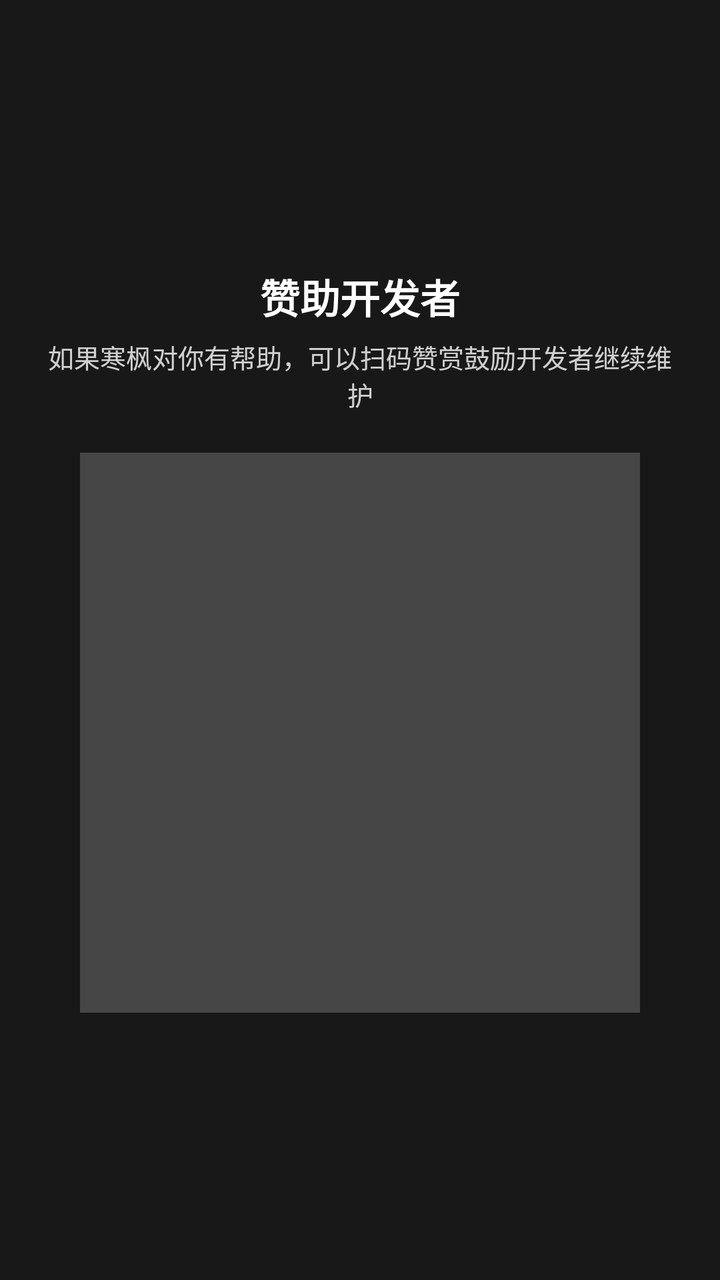
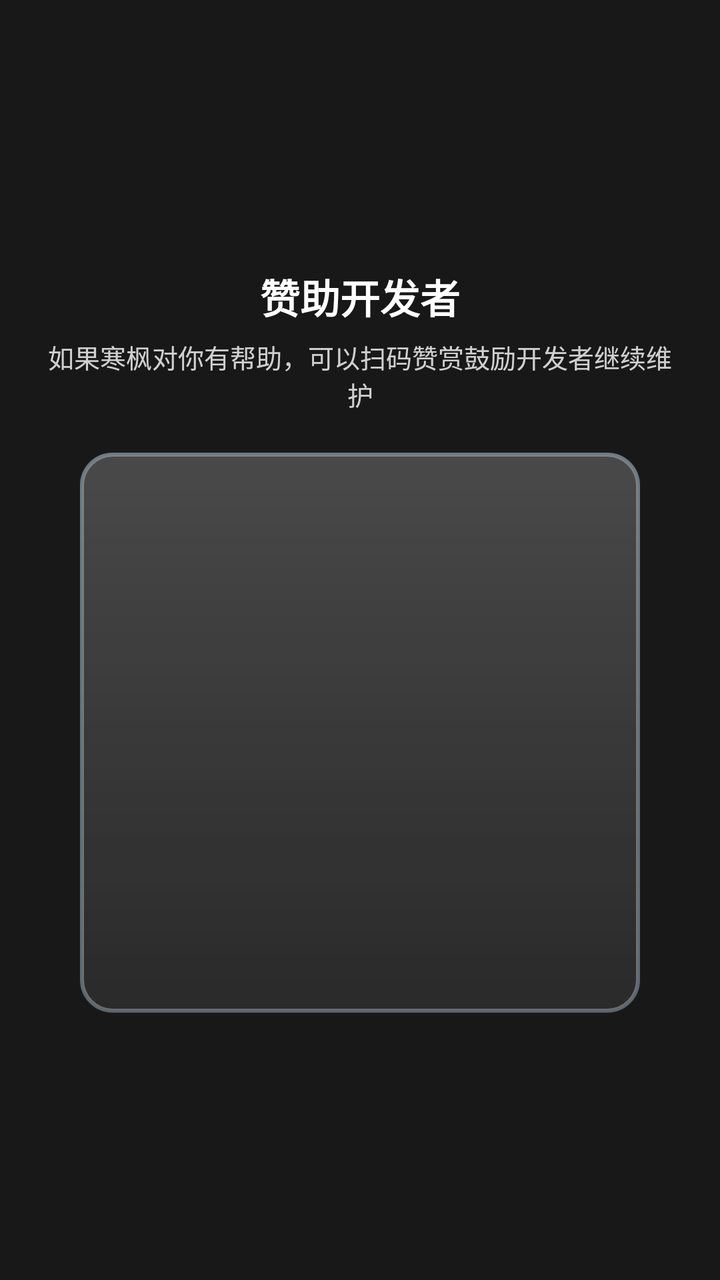

The first picture is an Android layout as it rendered before a commit; the second is the same layout after the commit. The layout source and the unified diff follow.
<!-- AndroidManifest.xml: application theme Theme.HanFengAdBlock -->
<!-- res/layout/activity_reward.xml -->
<?xml version="1.0" encoding="utf-8"?>
<FrameLayout xmlns:android="http://schemas.android.com/apk/res/android"
    android:id="@+id/rewardRoot"
    android:layout_width="match_parent"
    android:layout_height="match_parent"
    android:background="#E6000000">

    <LinearLayout
        android:layout_width="match_parent"
        android:layout_height="wrap_content"
        android:layout_gravity="center"
        android:orientation="vertical"
        android:padding="24dp">

        <TextView
            android:layout_width="match_parent"
            android:layout_height="wrap_content"
            android:gravity="center"
            android:text="赞助开发者"
            android:textColor="#FFFFFFFF"
            android:textSize="20sp"
            android:textStyle="bold" />

        <TextView
            android:layout_width="match_parent"
            android:layout_height="wrap_content"
            android:layout_marginTop="6dp"
            android:gravity="center"
            android:text="如果寒枫对你有帮助，可以扫码赞赏鼓励开发者继续维护"
            android:textColor="#CCFFFFFF"
            android:textSize="13sp" />

        <ImageView
            android:id="@+id/imgReward"
            android:layout_width="280dp"
            android:layout_height="280dp"
            android:layout_gravity="center"
            android:layout_marginTop="20dp"
            android:background="#33FFFFFF"
            android:contentDescription="赞赏码"
            android:padding="8dp"
            android:scaleType="fitCenter" />

        <TextView
            android:id="@+id/txtRewardHint"
            android:layout_width="match_parent"
            android:layout_height="wrap_content"
            android:layout_marginTop="10dp"
            android:gravity="center"
            android:text="未放入赞赏码：请把 reward_qr.png 放到 app/src/main/assets/custom/"
            android:textColor="#99FFFFFF"
            android:textSize="11sp"
            android:visibility="gone" />

    </LinearLayout>

</FrameLayout>
<!-- resources referenced by this layout -->
<resources>
  <style name="Widget.HanFeng.MaterialButton" parent="Widget.Material3.Button">
          <item name="android:background">@drawable/bg_panel</item>
          <item name="backgroundTint">@color/hf_surface</item>
          <item name="strokeColor">@color/hf_border</item>
          <item name="strokeWidth">1dp</item>
          <item name="android:textColor">@color/hf_text_primary</item>
          <item name="android:textAllCaps">false</item>
          <item name="cornerRadius">16dp</item>
      </style>
  <style name="ThemeOverlay.HanFeng.AppCompatDialog" parent="ThemeOverlay.AppCompat.Dialog.Alert">
          <item name="android:windowBackground">@drawable/bg_dialog_window</item>
          <item name="android:colorBackground">@color/hf_surface_elevated</item>
          <item name="colorAccent">@color/hf_brand_primary</item>
          <item name="android:textColorPrimary">@color/hf_text_primary</item>
          <item name="android:textColorSecondary">@color/hf_text_secondary</item>
      </style>
  <!-- drawable bg_panel (drawable) -->
  <?xml version="1.0" encoding="utf-8"?>
  <shape xmlns:android="http://schemas.android.com/apk/res/android">
      <solid android:color="@color/hf_surface" />
      <corners android:radius="16dp" />
      <stroke
          android:width="1dp"
          android:color="@color/hf_border" />
  </shape>
  <color name="hf_border">#33000000</color>
  <!-- drawable bg_dialog_window (drawable) -->
  <?xml version="1.0" encoding="utf-8"?>
  <layer-list xmlns:android="http://schemas.android.com/apk/res/android">
      
      <item>
          <shape android:shape="rectangle">
              <solid android:color="@color/hf_shadow" />
              <corners android:radius="22dp" />
              <padding
                  android:left="0dp"
                  android:top="2dp"
                  android:right="0dp"
                  android:bottom="0dp" />
          </shape>
      </item>
      
      <item android:left="0dp" android:top="0dp" android:right="0dp" android:bottom="2dp">
          <shape android:shape="rectangle">
              <solid android:color="@color/hf_surface_elevated" />
              <corners android:radius="20dp" />
              <stroke android:width="0.5dp" android:color="@color/hf_border_subtle" />
          </shape>
      </item>
  </layer-list>
  <color name="hf_surface_elevated">#FFFFFFFF</color>
  <color name="hf_shadow">#14000000</color>
  <color name="hf_border_subtle">#1A000000</color>
  <!-- unchanged entries left out for length: 9 -->
</resources>

<!-- the commit's change to res/layout/activity_reward.xml (unified diff, before → after) -->
@@ -36,7 +36,7 @@
             android:layout_height="280dp"
             android:layout_gravity="center"
             android:layout_marginTop="20dp"
-            android:background="#33FFFFFF"
+            android:background="@drawable/bg_panel"
             android:contentDescription="赞赏码"
             android:padding="8dp"
             android:scaleType="fitCenter" />
<!-- resource entries referenced after the edit -->
@@ -2,57 +2,199 @@
 <resources>
   <style name="Widget.HanFeng.MaterialButton" parent="Widget.Material3.Button">
           <item name="android:background">@drawable/bg_panel</item>
-          <item name="backgroundTint">@color/hf_surface</item>
-          <item name="strokeColor">@color/hf_border</item>
-          <item name="strokeWidth">1dp</item>
+          <item name="android:backgroundTint">@null</item>
+          <item name="backgroundTint">@null</item>
           <item name="android:textColor">@color/hf_text_primary</item>
           <item name="android:textAllCaps">false</item>
           <item name="cornerRadius">16dp</item>
       </style>
   <style name="ThemeOverlay.HanFeng.AppCompatDialog" parent="ThemeOverlay.AppCompat.Dialog.Alert">
           <item name="android:windowBackground">@drawable/bg_dialog_window</item>
-          <item name="android:colorBackground">@color/hf_surface_elevated</item>
+          <item name="android:colorBackground">@color/hf_glass_mid</item>
           <item name="colorAccent">@color/hf_brand_primary</item>
           <item name="android:textColorPrimary">@color/hf_text_primary</item>
           <item name="android:textColorSecondary">@color/hf_text_secondary</item>
+          <item name="android:windowAnimationStyle">@style/HanFengDialogAnimation</item>
+          <item name="android:buttonBarPositiveButtonStyle">@style/Widget.HanFeng.DialogButton.Positive</item>
+          <item name="android:buttonBarNegativeButtonStyle">@style/Widget.HanFeng.DialogButton.Negative</item>
+          <item name="android:buttonBarNeutralButtonStyle">@style/Widget.HanFeng.DialogButton.Neutral</item>
+          <item name="buttonBarPositiveButtonStyle">@style/Widget.HanFeng.DialogButton.Positive</item>
+          <item name="buttonBarNegativeButtonStyle">@style/Widget.HanFeng.DialogButton.Negative</item>
+          <item name="buttonBarNeutralButtonStyle">@style/Widget.HanFeng.DialogButton.Neutral</item>
       </style>
   <!-- drawable bg_panel (drawable) -->
   <?xml version="1.0" encoding="utf-8"?>
-  <shape xmlns:android="http://schemas.android.com/apk/res/android">
-      <solid android:color="@color/hf_surface" />
-      <corners android:radius="16dp" />
-      <stroke
-          android:width="1dp"
-          android:color="@color/hf_border" />
-  </shape>
-  <color name="hf_border">#33000000</color>
-  <!-- drawable bg_dialog_window (drawable) -->
+  <layer-list xmlns:android="http://schemas.android.com/apk/res/android">
+      <item>
+          <shape android:shape="rectangle">
+              <gradient
+                  android:angle="270"
+                  android:centerColor="#24FFFFFF"
+                  android:endColor="#18FFFFFF"
+                  android:startColor="#36FFFFFF" />
+              <corners android:radius="16dp" />
+          </shape>
+      </item>
+      <item android:left="2dp" android:right="2dp" android:top="10dp">
+          <shape android:shape="rectangle">
+              <gradient
+                  android:angle="270"
+                  android:centerColor="@android:color/transparent"
+                  android:endColor="@color/hf_glass_inner_shadow"
+                  android:startColor="@android:color/transparent" />
+              <corners android:radius="16dp" />
+          </shape>
+      </item>
+      <item android:bottom="1dp" android:left="1dp" android:right="1dp" android:top="1dp">
+          <shape android:shape="rectangle">
+              <corners android:radius="15dp" />
+              <stroke
+                  android:width="1dp"
+                  android:color="#4DFFFFFF" />
+          </shape>
+      </item>
+      <item>
+          <shape android:shape="rectangle">
+              <corners android:radius="16dp" />
+              <stroke
+                  android:width="1dp"
+                  android:color="@color/hf_glass_stroke" />
+          </shape>
+      </item>
+  </layer-list>
+  <color name="hf_glass_inner_shadow">#1A000000</color>
+  <color name="hf_glass_stroke">#57A6D8FF</color>
+  <!-- drawable bg_dialog_window: vector/xml drawable (drawable, 2127 chars, omitted) -->
+  <color name="hf_glass_mid">#00000000</color>
+  <style name="HanFengDialogAnimation">
+          <item name="android:windowEnterAnimation">@anim/dialog_enter</item>
+          <item name="android:windowExitAnimation">@anim/dialog_exit</item>
+      </style>
+  <style name="Widget.HanFeng.DialogButton.Positive" parent="Widget.Material3.Button.TextButton.Dialog">
+          <item name="android:background">@drawable/bg_button_primary</item>
+          <item name="android:textColor">@color/hf_button_primary_text</item>
+          <item name="android:textStyle">bold</item>
+          <item name="android:textAllCaps">false</item>
+          <item name="android:minHeight">44dp</item>
+          <item name="android:minWidth">96dp</item>
+          <item name="android:paddingLeft">20dp</item>
+          <item name="android:paddingRight">20dp</item>
+          <item name="android:insetLeft">0dp</item>
+          <item name="android:insetRight">0dp</item>
+          <item name="android:insetTop">0dp</item>
+          <item name="android:insetBottom">0dp</item>
+      </style>
+  <style name="Widget.HanFeng.DialogButton.Negative" parent="Widget.Material3.Button.TextButton.Dialog">
+          <item name="android:background">@drawable/bg_button_default</item>
+          <item name="android:textColor">@color/hf_text_primary</item>
+          <item name="android:textStyle">normal</item>
+          <item name="android:textAllCaps">false</item>
+          <item name="android:minHeight">44dp</item>
+          <item name="android:minWidth">96dp</item>
+          <item name="android:paddingLeft">20dp</item>
+          <item name="android:paddingRight">20dp</item>
+          <item name="android:insetLeft">0dp</item>
+          <item name="android:insetRight">0dp</item>
+          <item name="android:insetTop">0dp</item>
+          <item name="android:insetBottom">0dp</item>
+      </style>
+  <style name="Widget.HanFeng.DialogButton.Neutral" parent="Widget.Material3.Button.TextButton.Dialog">
+          <item name="android:background">@drawable/bg_button_default</item>
+          <item name="android:textColor">@color/hf_text_primary</item>
+          <item name="android:textAllCaps">false</item>
+          <item name="android:minHeight">44dp</item>
+          <item name="android:minWidth">96dp</item>
+          <item name="android:paddingLeft">20dp</item>
+          <item name="android:paddingRight">20dp</item>
+          <item name="android:insetLeft">0dp</item>
+          <item name="android:insetRight">0dp</item>
+          <item name="android:insetTop">0dp</item>
+          <item name="android:insetBottom">0dp</item>
+      </style>
+  <!-- drawable bg_button_primary (drawable) -->
+  <?xml version="1.0" encoding="utf-8"?>
+  <ripple xmlns:android="http://schemas.android.com/apk/res/android"
+      android:color="#335B8DF0">
+      <item android:id="@+id/mask">
+          <shape android:shape="rectangle">
+              <solid android:color="@color/hf_glass_primary_mid" />
+              <corners android:radius="14dp" />
+          </shape>
+      </item>
+      <item>
+          <layer-list>
+              <item>
+                  <shape android:shape="rectangle">
+                      <gradient
+                          android:angle="270"
+                          android:centerColor="@color/hf_glass_primary_mid"
+                          android:endColor="@color/hf_glass_primary_bottom"
+                          android:startColor="@color/hf_glass_primary_top" />
+                      <corners android:radius="14dp" />
+                  </shape>
+              </item>
+              <item>
+                  <shape android:shape="rectangle">
+                      <corners android:radius="14dp" />
+                      <stroke
+                          android:width="1dp"
+                          android:color="#66FFFFFF" />
+                  </shape>
+              </item>
+              <item android:bottom="1dp" android:left="1dp" android:right="1dp" android:top="1dp">
+                  <shape android:shape="rectangle">
+                      <corners android:radius="13dp" />
+                      <stroke
+                          android:width="1dp"
+                          android:color="#338FD9FF" />
+                  </shape>
+              </item>
+          </layer-list>
+      </item>
+  </ripple>
+  <!-- drawable bg_button_default (drawable) -->
   <?xml version="1.0" encoding="utf-8"?>
   <layer-list xmlns:android="http://schemas.android.com/apk/res/android">
-      
-      <item>
-          <shape android:shape="rectangle">
-              <solid android:color="@color/hf_shadow" />
-              <corners android:radius="22dp" />
-              <padding
-                  android:left="0dp"
-                  android:top="2dp"
-                  android:right="0dp"
-                  android:bottom="0dp" />
-          </shape>
-      </item>
-      
-      <item android:left="0dp" android:top="0dp" android:right="0dp" android:bottom="2dp">
-          <shape android:shape="rectangle">
-              <solid android:color="@color/hf_surface_elevated" />
-              <corners android:radius="20dp" />
-              <stroke android:width="0.5dp" android:color="@color/hf_border_subtle" />
+      <item>
+          <shape android:shape="rectangle">
+              <gradient
+                  android:angle="270"
+                  android:centerColor="#2EFFFFFF"
+                  android:endColor="#1FFFFFFF"
+                  android:startColor="#42FFFFFF" />
+              <corners android:radius="30dp" />
+          </shape>
+      </item>
+      <item android:left="1dp" android:right="1dp" android:top="10dp">
+          <shape android:shape="rectangle">
+              <gradient
+                  android:angle="270"
+                  android:centerColor="@android:color/transparent"
+                  android:endColor="@color/hf_glass_inner_shadow"
+                  android:startColor="@android:color/transparent" />
+              <corners android:radius="30dp" />
+          </shape>
+      </item>
+      <item android:bottom="1dp" android:left="1dp" android:right="1dp" android:top="1dp">
+          <shape android:shape="rectangle">
+              <corners android:radius="29dp" />
+              <stroke
+                  android:width="1dp"
+                  android:color="#52FFFFFF" />
+          </shape>
+      </item>
+      <item>
+          <shape android:shape="rectangle">
+              <corners android:radius="30dp" />
+              <stroke
+                  android:width="1dp"
+                  android:color="@color/hf_glass_stroke" />
           </shape>
       </item>
   </layer-list>
-  <color name="hf_surface_elevated">#FFFFFFFF</color>
-  <color name="hf_shadow">#14000000</color>
-  <color name="hf_border_subtle">#1A000000</color>
+  <color name="hf_glass_primary_mid">#FF3D74E0</color>
+  <color name="hf_glass_primary_bottom">#FF2A5BC7</color>
+  <color name="hf_glass_primary_top">#FF5B8DF0</color>
   <!-- unchanged entries left out for length: 9 -->
 </resources>
 
